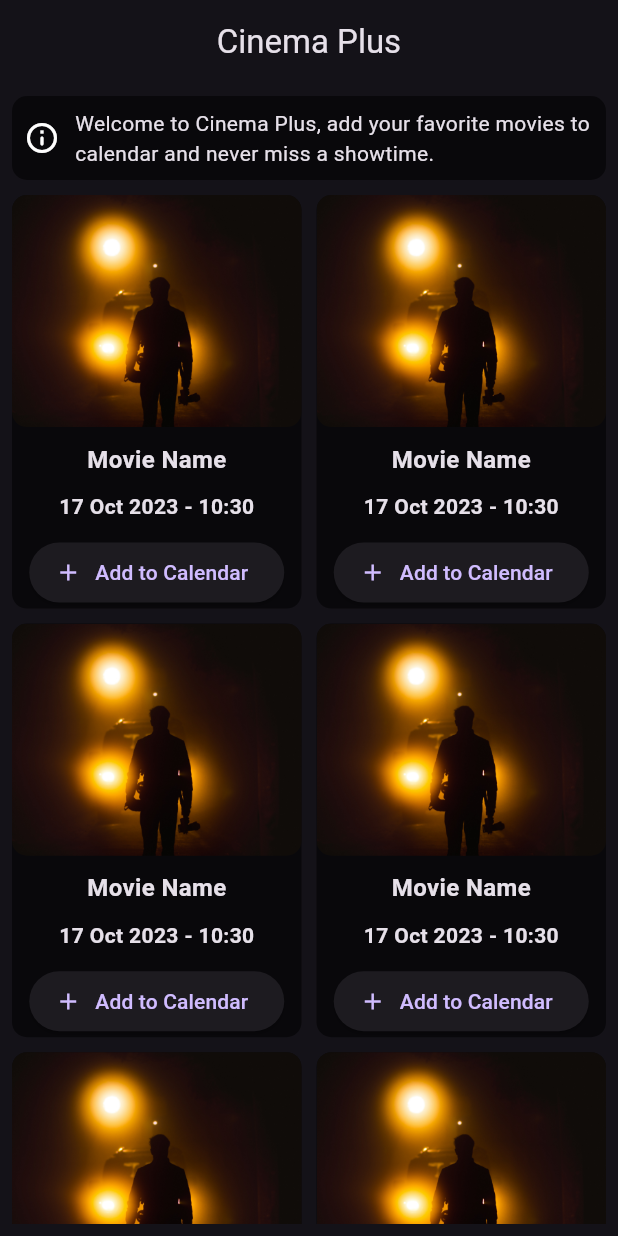
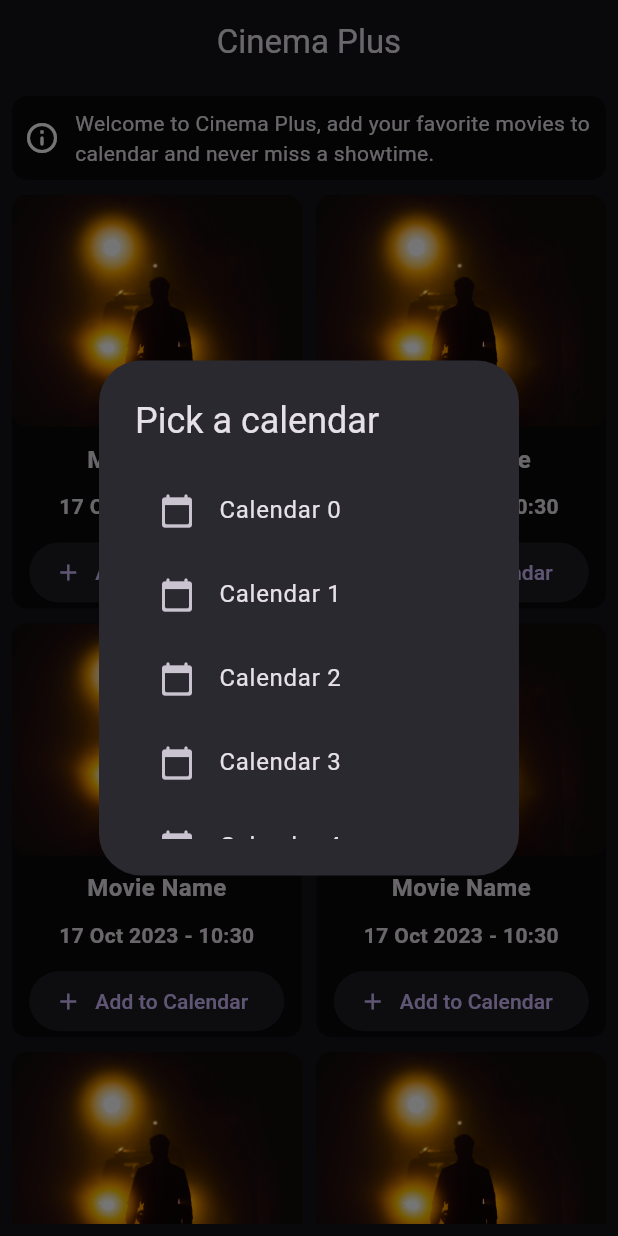
Before and after one commit to lyabs243/flutter-callendar-events, a Flutter app: the screen it shows after launch, after a tap on "Add to Calendar", on a phone screen of 412 x 824 dp. Run offline on Flutter 3.47's test engine with Material 2 defaults, Android fonts, the phone set to English and light mode, and no system bars.

Commit message:
Create pick calendar dialog

```diff
--- a/lib/views/components/movie_card.dart
+++ b/lib/views/components/movie_card.dart
@@ -1,5 +1,6 @@
 import 'package:flutter/material.dart';
 import 'package:flutter_calendar_events/models/utils.dart';
+import 'package:flutter_calendar_events/views/components/pick_calendar_dialog.dart';
 import 'package:intl/intl.dart';
 
 class MovieCard extends StatefulWidget {
@@ -58,7 +59,15 @@ class _MovieCardState extends State<MovieCard> {
             onPressed: (state == MovieEventState.added)?
               null:
               () {
-
+                showDialog(
+                  context: context,
+                  builder: (context) {
+                    return const AlertDialog(
+                      title: Text('Pick a calendar'),
+                      content: PickCalendarDialog(),
+                    );
+                  },
+                );
               },
             icon: SizedBox(
               height: 20,
--- /dev/null
+++ b/lib/views/components/pick_calendar_dialog.dart
@@ -0,0 +1,37 @@
+import 'package:flutter/material.dart';
+
+class PickCalendarDialog extends StatefulWidget {
+  const PickCalendarDialog({Key? key}) : super(key: key);
+
+  @override
+  State<PickCalendarDialog> createState() => _PickCalendarDialogState();
+}
+
+class _PickCalendarDialogState extends State<PickCalendarDialog> {
+
+  bool isLoading = false;
+
+  @override
+  Widget build(BuildContext context) {
+
+    return SizedBox(
+      width: MediaQuery.of(context).size.width * 0.5,
+      height: MediaQuery.of(context).size.height * 0.3,
+      child: (isLoading)? const Center(child: CircularProgressIndicator(),):
+      ListView.builder(
+        itemCount: 5,
+        itemBuilder: (context, index) {
+          return ListTile(
+            leading: const Icon(Icons.calendar_today_rounded),
+            title: Text('Calendar $index'),
+            onTap: () {
+              Navigator.pop(context, index);
+            },
+          );
+        },
+      ),
+    );
+
+  }
+
+}
```
